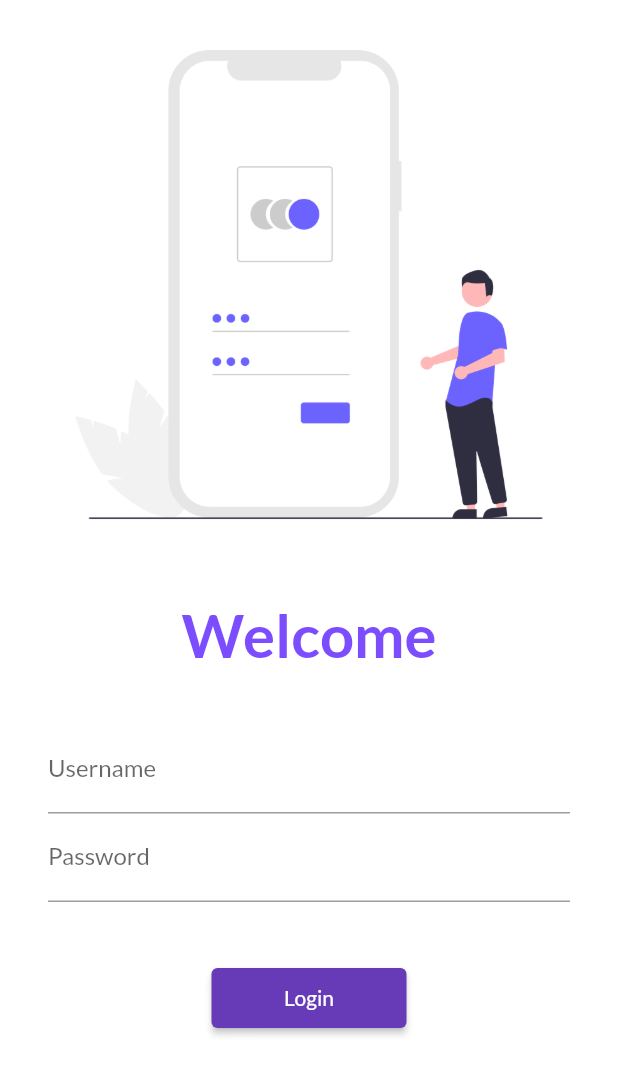
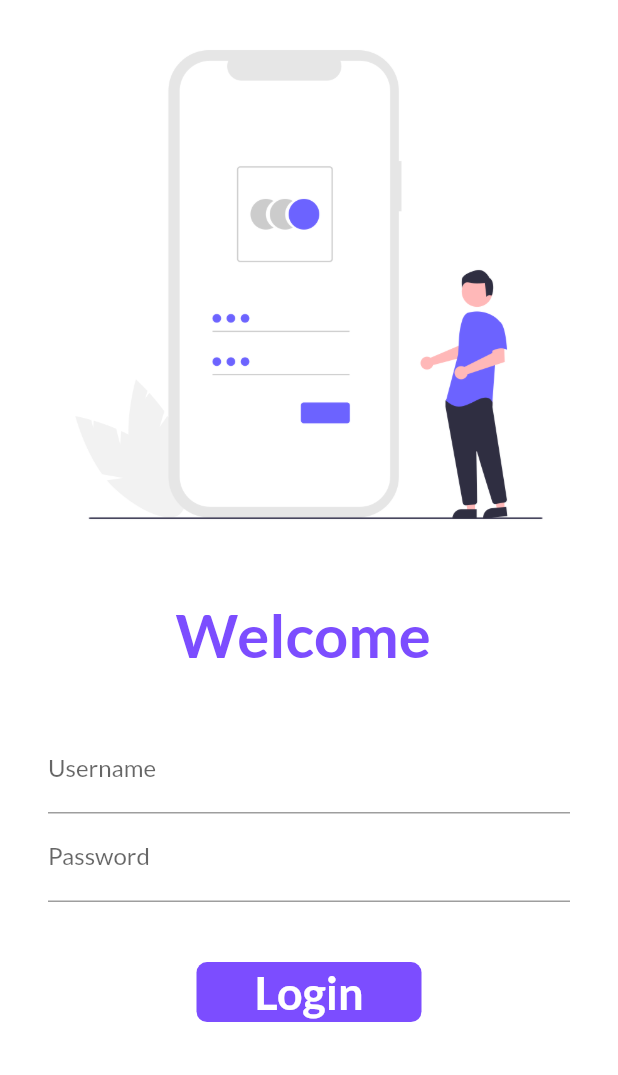
Before and after one commit to vibuverma/flutter-demo-application, a Flutter app: the screen it shows after launch, on a phone screen of 412 x 824 dp. Shown: the top 1075 px of the screen. Run offline on Flutter 3.47's test engine with Material 2 defaults, Android fonts, the light colour scheme and no system bars; our stand-ins replace google_fonts.

Commit message:
custom button using container and inkwell

```diff
--- a/lib/pages/login_page.dart
+++ b/lib/pages/login_page.dart
@@ -2,9 +2,15 @@ import 'package:flutter/material.dart';
 import 'package:flutter_application_1_scratch/utils/routes.dart';
 import 'package:google_fonts/google_fonts.dart';
 
-class LoginPage extends StatelessWidget {
+class LoginPage extends StatefulWidget {
   const LoginPage({Key? key}) : super(key: key);
 
+  @override
+  State<LoginPage> createState() => _LoginPageState();
+}
+
+class _LoginPageState extends State<LoginPage> {
+  String name = "";
   @override
   Widget build(BuildContext context) {
     return Material(
@@ -20,7 +26,7 @@ class LoginPage extends StatelessWidget {
                 height: 20,
               ),
               Text(
-                "Welcome",
+                "Welcome $name",
                 style: TextStyle(
                   fontSize: 40,
                   fontWeight: FontWeight.bold,
@@ -34,11 +40,14 @@ class LoginPage extends StatelessWidget {
                 padding: EdgeInsets.symmetric(vertical: 16.0, horizontal: 32),
                 child: Column(children: [
                   TextFormField(
-                    decoration: InputDecoration(
-                      hintText: "Enter Username",
-                      labelText: "Username",
-                    ),
-                  ),
+                      decoration: InputDecoration(
+                        hintText: "Enter Username",
+                        labelText: "Username",
+                      ),
+                      onChanged: (value) {
+                        name = value;
+                        setState(() {});
+                      }),
                   TextFormField(
                     obscureText: true,
                     decoration: InputDecoration(
@@ -49,13 +58,35 @@ class LoginPage extends StatelessWidget {
                   SizedBox(
                     height: 40,
                   ),
-                  ElevatedButton(
-                    onPressed: () {
+
+                  InkWell(
+                    onTap: () {
                       Navigator.pushNamed(context, MyRoutes.homeRoute);
                     },
-                    child: Text("Login"),
-                    style: TextButton.styleFrom(minimumSize: Size(130, 40)),
-                  )
+                    child: Container(
+                        width: 150,
+                        height: 40,
+                        alignment: Alignment.center,
+                        child: Text(
+                          "Login",
+                          style: TextStyle(
+                            color: Colors.white,
+                            fontWeight: FontWeight.bold,
+                            fontSize: 30,
+                          ),
+                        ),
+                        decoration: BoxDecoration(
+                          color: Colors.deepPurpleAccent,
+                          borderRadius: BorderRadius.circular(7),
+                        )),
+                  ),
+                  // ElevatedButton(
+                  //   onPressed: () {
+                  //     Navigator.pushNamed(context, MyRoutes.homeRoute);
+                  //   },
+                  //   child: Text("Login"),
+                  //   style: TextButton.styleFrom(minimumSize: Size(130, 40)),
+                  // )
                 ]),
               )
             ],
```
